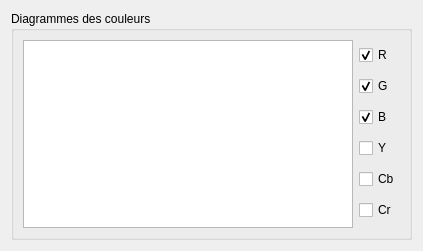
Above: QT/diagramcolorwindow.ui from Mric26/Projet-image-2015 before the change. Below: the same form after it.
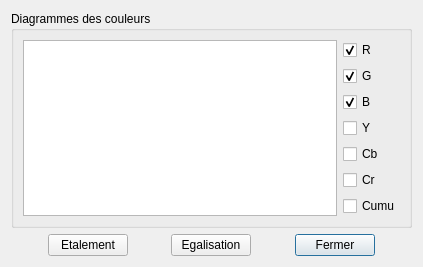
That is the form after the change.

Diff of the .ui file:
```diff
--- a/QT/diagramcolorwindow.ui
+++ b/QT/diagramcolorwindow.ui
@@ -86,11 +86,95 @@
           </property>
          </widget>
         </item>
+        <item>
+         <widget class="QCheckBox" name="checkBoxCumu">
+          <property name="text">
+           <string>Cumu</string>
+          </property>
+         </widget>
+        </item>
        </layout>
       </item>
      </layout>
     </widget>
    </item>
+   <item row="1" column="0">
+    <layout class="QGridLayout" name="gridLayout_3">
+     <item row="0" column="4">
+      <spacer name="horizontalSpacer_2">
+       <property name="orientation">
+        <enum>Qt::Horizontal</enum>
+       </property>
+       <property name="sizeHint" stdset="0">
+        <size>
+         <width>40</width>
+         <height>20</height>
+        </size>
+       </property>
+      </spacer>
+     </item>
+     <item row="0" column="5">
+      <widget class="QPushButton" name="fermer">
+       <property name="text">
+        <string>Fermer</string>
+       </property>
+      </widget>
+     </item>
+     <item row="0" column="0">
+      <spacer name="horizontalSpacer_3">
+       <property name="orientation">
+        <enum>Qt::Horizontal</enum>
+       </property>
+       <property name="sizeHint" stdset="0">
+        <size>
+         <width>40</width>
+         <height>20</height>
+        </size>
+       </property>
+      </spacer>
+     </item>
+     <item row="0" column="1">
+      <widget class="QPushButton" name="etalement">
+       <property name="text">
+        <string>Etalement</string>
+       </property>
+      </widget>
+     </item>
+     <item row="0" column="2">
+      <spacer name="horizontalSpacer">
+       <property name="orientation">
+        <enum>Qt::Horizontal</enum>
+       </property>
+       <property name="sizeHint" stdset="0">
+        <size>
+         <width>40</width>
+         <height>20</height>
+        </size>
+       </property>
+      </spacer>
+     </item>
+     <item row="0" column="3">
+      <widget class="QPushButton" name="egalisation">
+       <property name="text">
+        <string>Egalisation</string>
+       </property>
+      </widget>
+     </item>
+     <item row="0" column="6">
+      <spacer name="horizontalSpacer_4">
+       <property name="orientation">
+        <enum>Qt::Horizontal</enum>
+       </property>
+       <property name="sizeHint" stdset="0">
+        <size>
+         <width>40</width>
+         <height>20</height>
+        </size>
+       </property>
+      </spacer>
+     </item>
+    </layout>
+   </item>
   </layout>
  </widget>
  <resources/>
```
